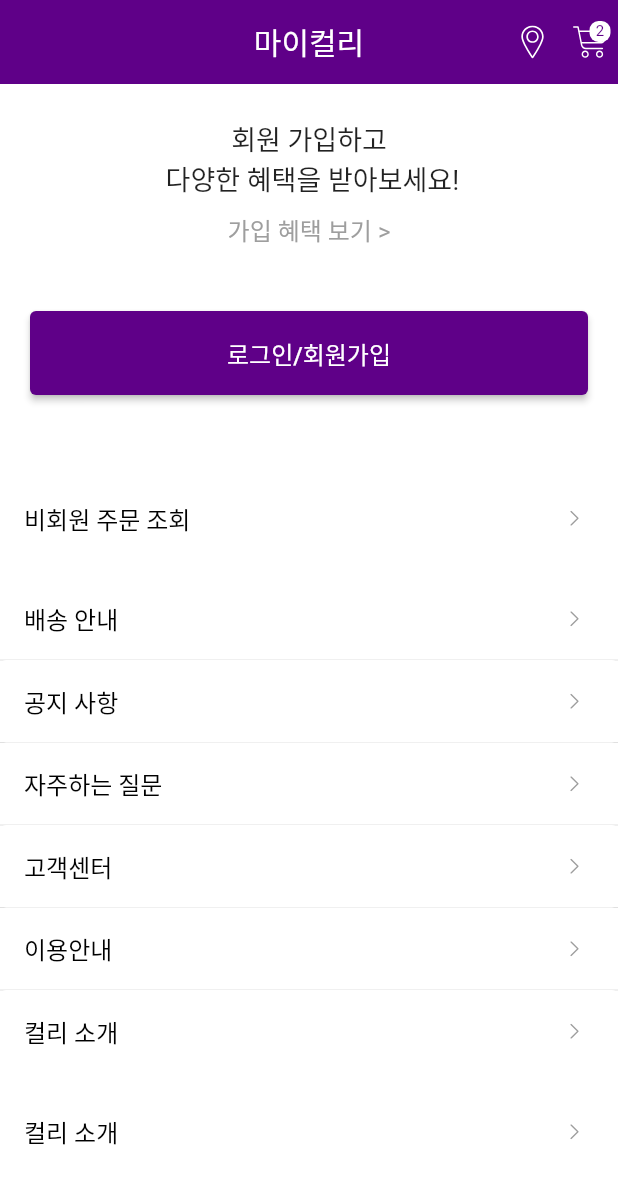
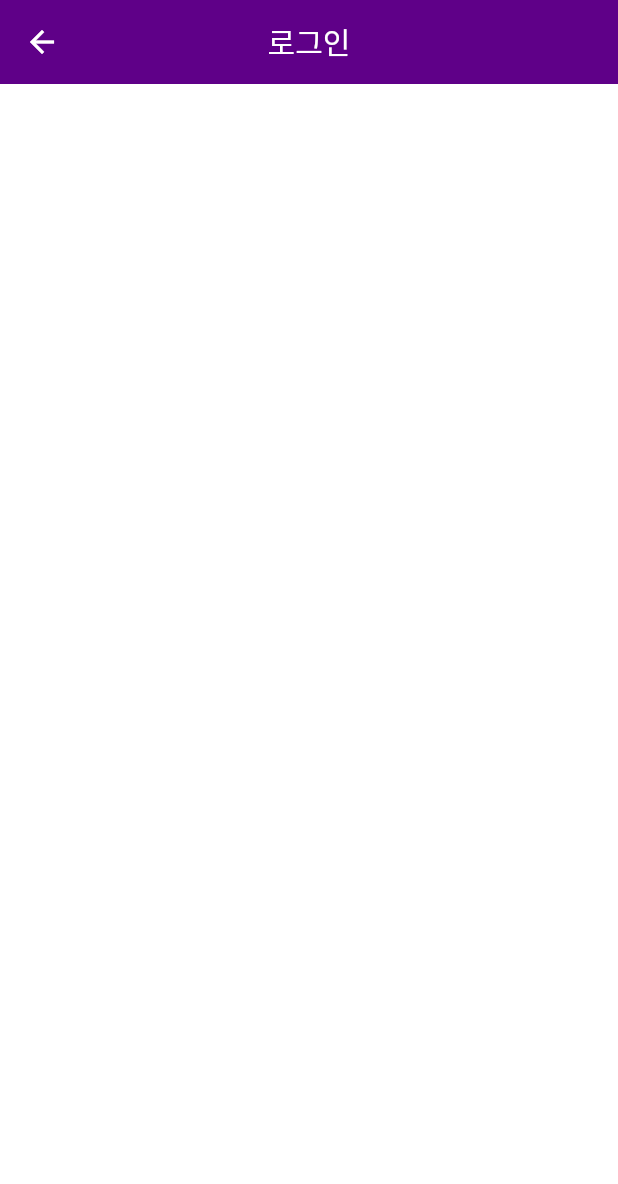
Before and after one commit to mugon-dev/market_kurly_ui, a Flutter app: the MyKurlyScreen screen opened directly, after a tap on "로그인/회원가입", on a phone screen of 412 x 824 dp. Shown: the top 1184 px of the screen. Run offline on Flutter 3.47's test engine with Material 2 defaults, Android fonts, the phone set to English and light mode, and no system bars; our stand-ins replace flutter_svg, google_fonts.

Commit message:
feat: add signin screen, route

```diff
--- a/lib/routes.dart
+++ b/lib/routes.dart
@@ -1,9 +1,11 @@
 // 라우터 관리 파일( 화면 이동 경로 정의 )
 import 'package:flutter/material.dart';
 import 'package:market_kurly_ui/screens/main_screens.dart';
+import 'package:market_kurly_ui/screens/signin/signin_screen.dart';
 import 'package:market_kurly_ui/screens/splash/splash_screen.dart';
 
 final Map<String, WidgetBuilder> route = {
   SplashScreen.routeName: (context) => SplashScreen(),
   MainScreen.routeName: (context) => MainScreen(),
+  SignInScreen.routeName: (context) => SignInScreen(),
 };
--- a/lib/screens/my_kurly/components/my_kurly_header.dart
+++ b/lib/screens/my_kurly/components/my_kurly_header.dart
@@ -1,5 +1,6 @@
 import 'package:flutter/material.dart';
 import 'package:market_kurly_ui/screens/components/default_button.dart';
+import 'package:market_kurly_ui/screens/signin/signin_screen.dart';
 
 class MyKurlyHeader extends StatelessWidget {
   const MyKurlyHeader({Key? key}) : super(key: key);
@@ -35,7 +36,9 @@
             padding: const EdgeInsets.all(20),
             child: DefaultButton(
               text: '로그인/회원가입',
-              press: () {},
+              press: () {
+                Navigator.pushNamed(context, SignInScreen.routeName);
+              },
             ),
           ),
           Spacer(),
--- /dev/null
+++ b/lib/screens/signin/signin_screen.dart
@@ -0,0 +1,18 @@
+import 'package:flutter/material.dart';
+
+class SignInScreen extends StatelessWidget {
+  static String routeName = '/sign_in';
+  const SignInScreen({Key? key}) : super(key: key);
+
+  @override
+  Widget build(BuildContext context) {
+    return Scaffold(
+      appBar: AppBar(
+        title: Text('로그인'),
+        // 뒤로 가기 아이콘, 기능 자동으로 생성
+        automaticallyImplyLeading: true,
+      ),
+      body: Container(),
+    );
+  }
+}
```
